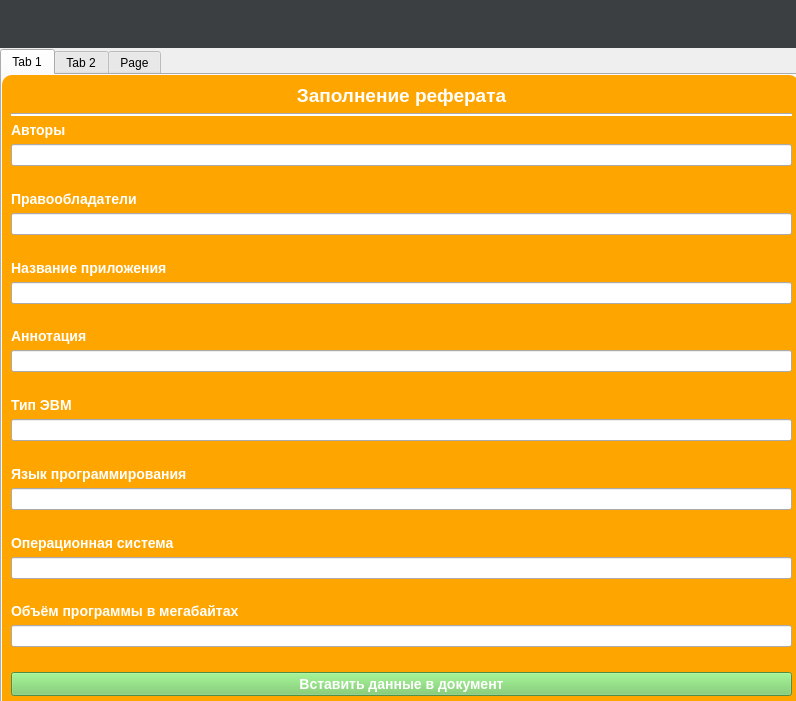
Above: src/gui/ui/main_window.ui from PavelSbvt/office-technologies-second-lab before the change. Below: the same form after it.
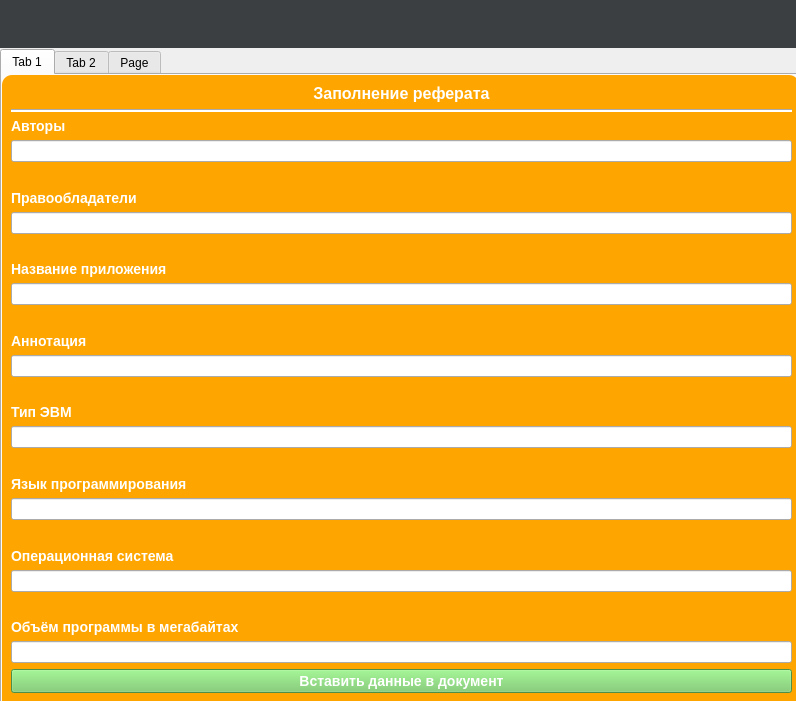
That is the form after the change. The open tabs and pages were chosen to show the change.

Commit message: > [src/gui/ui/main_window.ui] - change ui - fixing margins near button in first tab

```diff
--- a/src/gui/ui/main_window.ui
+++ b/src/gui/ui/main_window.ui
@@ -77,7 +77,7 @@
           <string notr="true">QLabel {
 	color: white;
 	font-weight: bold;
-	font-size: 19px;
+	font-size: 16px;
 }</string>
          </property>
          <property name="text">
@@ -339,19 +339,6 @@
        <item>
         <widget class="QLineEdit" name="inputScopeProgram"/>
        </item>
-       <item>
-        <spacer name="verticalSpacer_8">
-         <property name="orientation">
-          <enum>Qt::Vertical</enum>
-         </property>
-         <property name="sizeHint" stdset="0">
-          <size>
-           <width>20</width>
-           <height>40</height>
-          </size>
-         </property>
-        </spacer>
-       </item>
        <item>
         <widget class="QPushButton" name="buttonBuildReport">
          <property name="styleSheet">
```
Left out of the diff: 2 changed lines with no effect on the pictures.
